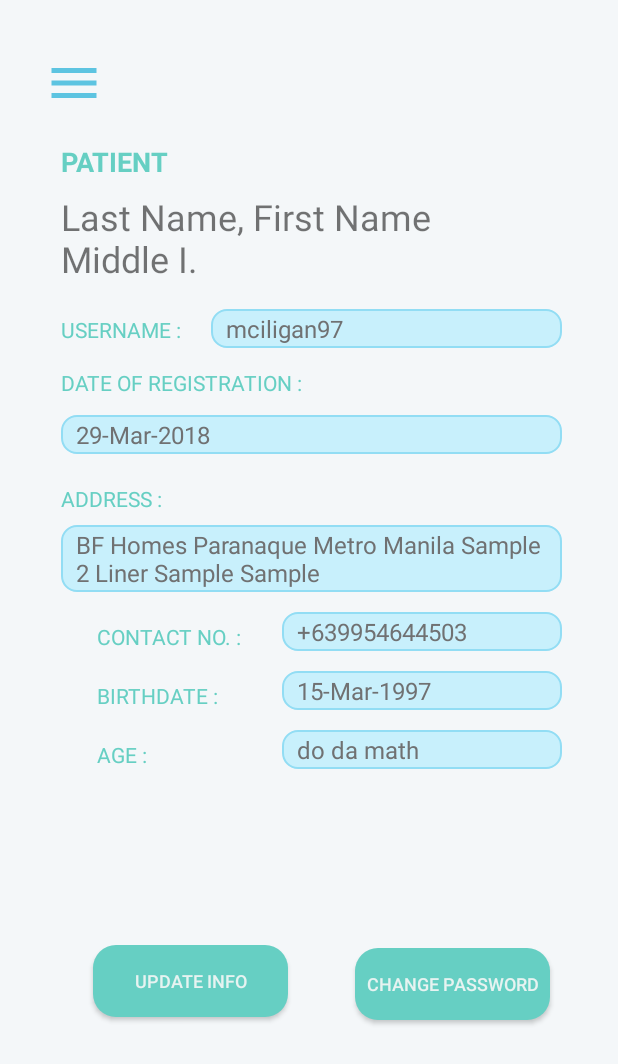
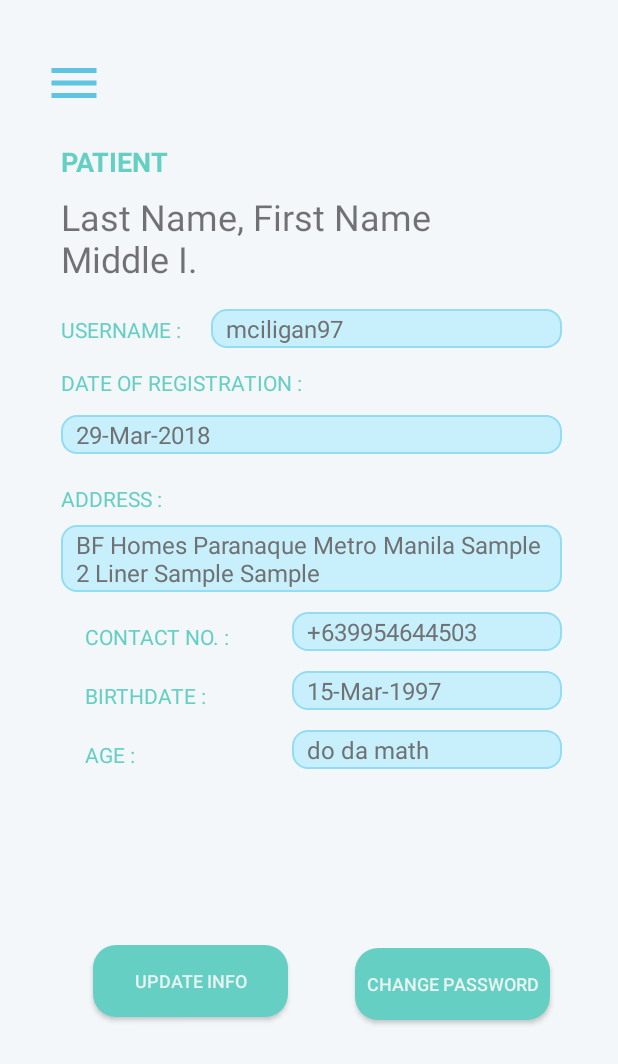
Before and after one commit to mfrostf/XHale_Git, an Android app: the AcctSettings screen opened directly, with no data from a screen before it, on a phone screen of 412 x 824 dp. Shown: the top 1064 px of the screen. Run offline under Robolectric (Android 15) with nearby library versions, the phone set to English and light mode, and no system bars.

Commit message:
tuesday week 3 compliance -- complete

```diff
--- a/app/src/main/java/com/example/teamonce/xhale/Login.java
+++ b/app/src/main/java/com/example/teamonce/xhale/Login.java
@@ -40,7 +40,7 @@ public class Login extends AppCompatActivity {
                         if (account != null) {
                             GetAccount(account);
                         } else {
-                            Toast.makeText(Login.this, "Login Failed.", Toast.LENGTH_LONG).show();
+                            Toast.makeText(Login.this, "Incorrect username or password.", Toast.LENGTH_LONG).show();
                         }
                     }catch (Exception e){
                         Toast.makeText(Login.this, e.toString(), Toast.LENGTH_LONG).show();
--- a/app/src/main/res/layout/activity_acctsettings.xml
+++ b/app/src/main/res/layout/activity_acctsettings.xml
@@ -115,52 +115,43 @@
 
     <TextView
         android:id="@+id/age"
-        android:layout_width="0dp"
+        android:layout_width="wrap_content"
         android:layout_height="wrap_content"
-        android:layout_marginStart="24dp"
-        android:layout_marginLeft="24dp"
+        android:layout_marginStart="16dp"
+        android:layout_marginLeft="16dp"
         android:layout_marginTop="20dp"
-        android:layout_marginEnd="74dp"
-        android:layout_marginRight="74dp"
         android:text="Age :"
         android:textAllCaps="true"
         android:textColor="@color/blueGreen"
         android:textSize="14sp"
-        app:layout_constraintEnd_toStartOf="@+id/txtAge"
         app:layout_constraintStart_toStartOf="@+id/guideline4"
         app:layout_constraintTop_toBottomOf="@+id/birthdate" />
 
     <TextView
         android:id="@+id/birthdate"
-        android:layout_width="0dp"
+        android:layout_width="wrap_content"
         android:layout_height="wrap_content"
-        android:layout_marginStart="24dp"
-        android:layout_marginLeft="24dp"
+        android:layout_marginStart="16dp"
+        android:layout_marginLeft="16dp"
         android:layout_marginTop="20dp"
-        android:layout_marginEnd="28dp"
-        android:layout_marginRight="28dp"
         android:text="Birthdate :"
         android:textAllCaps="true"
         android:textColor="@color/blueGreen"
         android:textSize="14sp"
-        app:layout_constraintEnd_toStartOf="@+id/txtBday"
         app:layout_constraintStart_toStartOf="@+id/guideline4"
         app:layout_constraintTop_toBottomOf="@+id/contactno" />
 
     <TextView
         android:id="@+id/contactno"
-        android:layout_width="0dp"
+        android:layout_width="wrap_content"
         android:layout_height="wrap_content"
-        android:layout_marginStart="24dp"
-        android:layout_marginLeft="24dp"
+        android:layout_marginStart="16dp"
+        android:layout_marginLeft="16dp"
         android:layout_marginTop="20dp"
-        android:layout_marginEnd="11dp"
-        android:layout_marginRight="11dp"
         android:text="Contact No. :"
         android:textAllCaps="true"
         android:textColor="@color/blueGreen"
         android:textSize="14sp"
-        app:layout_constraintEnd_toStartOf="@+id/txtContact"
         app:layout_constraintStart_toStartOf="@+id/guideline4"
         app:layout_constraintTop_toBottomOf="@+id/txtAddress" />
 
@@ -251,8 +242,8 @@
 
     <EditText
         android:id="@+id/txtAge"
-        android:layout_width="0dp"
-        android:layout_height="26dp"
+        android:layout_width="180dp"
+        android:layout_height="wrap_content"
         android:layout_marginTop="13dp"
         android:background="@drawable/transparentboxw"
         android:ems="10"
@@ -269,8 +260,8 @@
 
     <EditText
         android:id="@+id/txtBday"
-        android:layout_width="0dp"
-        android:layout_height="26dp"
+        android:layout_width="180dp"
+        android:layout_height="wrap_content"
         android:layout_marginTop="13dp"
         android:background="@drawable/transparentboxw"
         android:ems="10"
@@ -287,8 +278,8 @@
 
     <EditText
         android:id="@+id/txtContact"
-        android:layout_width="0dp"
-        android:layout_height="26dp"
+        android:layout_width="180dp"
+        android:layout_height="wrap_content"
         android:layout_marginTop="13dp"
         android:background="@drawable/transparentboxw"
         android:ems="10"
--- a/app/src/main/res/mipmap-anydpi-v26/ic_launcher.xml
+++ b/app/src/main/res/mipmap-anydpi-v26/ic_launcher.xml
@@ -1,5 +1,5 @@
 <?xml version="1.0" encoding="utf-8"?>
 <adaptive-icon xmlns:android="http://schemas.android.com/apk/res/android">
-    <background android:drawable="@drawable/ic_launcher_background" />
-    <foreground android:drawable="@drawable/ic_launcher_foreground" />
+    <background android:drawable="@null"/>
+    <foreground android:drawable="@mipmap/ic_launcher_foreground"/>
 </adaptive-icon>
--- a/app/src/main/res/mipmap-anydpi-v26/ic_launcher_round.xml
+++ b/app/src/main/res/mipmap-anydpi-v26/ic_launcher_round.xml
@@ -1,5 +1,5 @@
 <?xml version="1.0" encoding="utf-8"?>
 <adaptive-icon xmlns:android="http://schemas.android.com/apk/res/android">
-    <background android:drawable="@drawable/ic_launcher_background" />
-    <foreground android:drawable="@drawable/ic_launcher_foreground" />
+    <background android:drawable="@null"/>
+    <foreground android:drawable="@mipmap/ic_launcher_foreground"/>
 </adaptive-icon>
```
Also changed, not shown: app/src/main/res/layout/activity_doctorsettings.xml (+12 -22 lines), app/src/main/ic_launcher-web.png (added), app/src/main/res/mipmap-hdpi/ic_launcher.png, app/src/main/res/mipmap-hdpi/ic_launcher_foreground.png (added), app/src/main/res/mipmap-mdpi/ic_launcher.png, app/src/main/res/mipmap-mdpi/ic_launcher_foreground.png (added), app/src/main/res/mipmap-xhdpi/ic_launcher.png, app/src/main/res/mipmap-xhdpi/ic_launcher_foreground.png (added), app/src/main/res/mipmap-xxhdpi/ic_launcher.png, app/src/main/res/mipmap-xxhdpi/ic_launcher_foreground.png (added), app/src/main/res/mipmap-xxxhdpi/ic_launcher.png, app/src/main/res/mipmap-xxxhdpi/ic_launcher_foreground.png (added).
